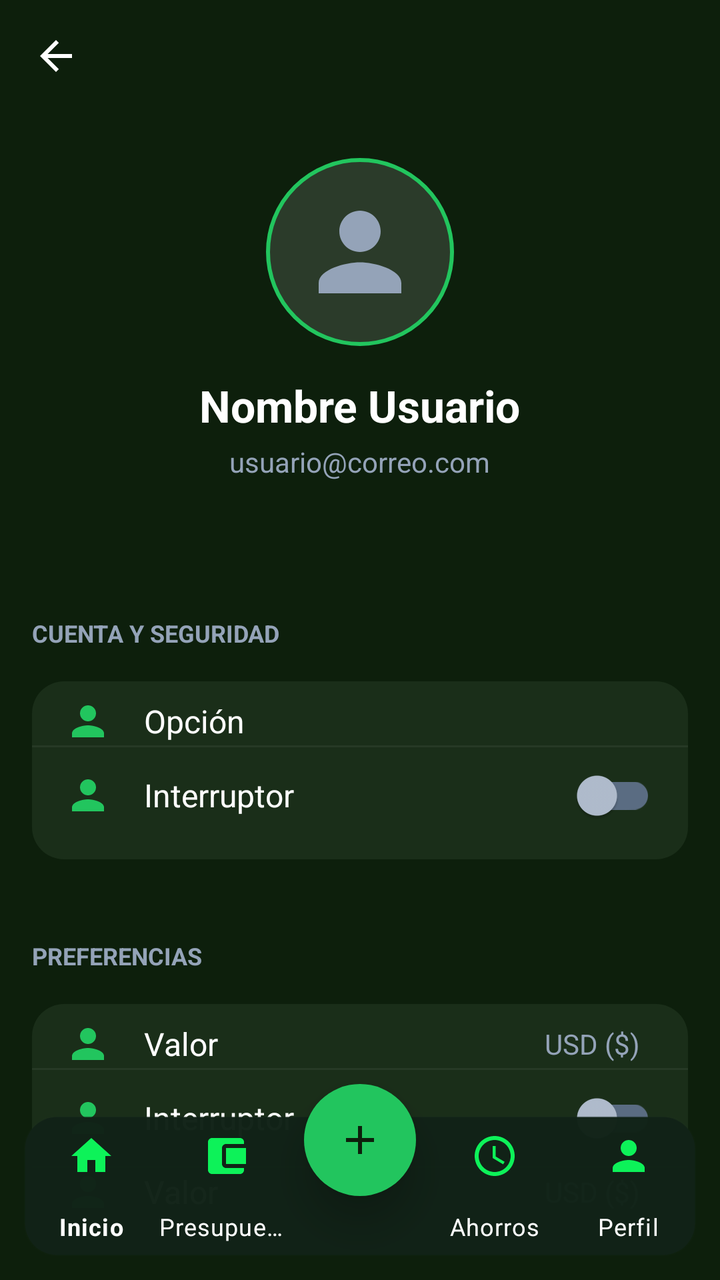
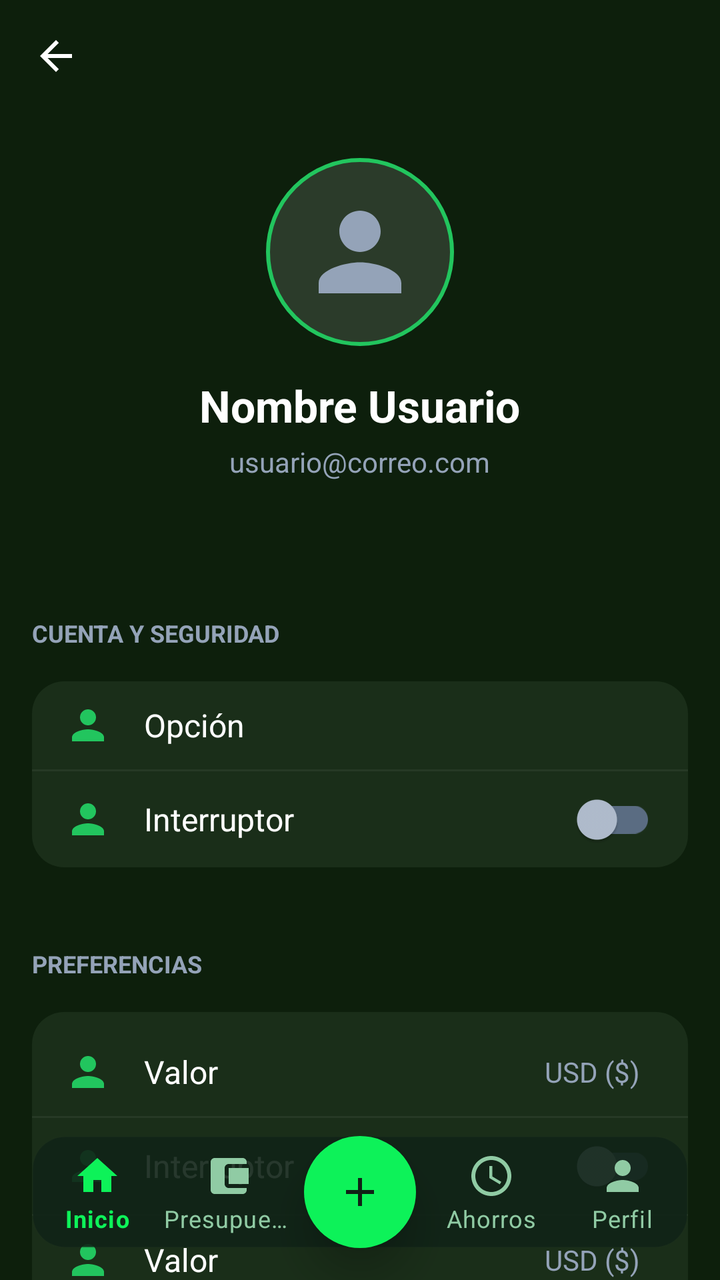

Two renders of the same Android screen: before a commit and after it. Below are the layout's source before the change and the commit's diff.
<!-- AndroidManifest.xml: activity theme Theme.MaterialComponents.DayNight.NoActionBar -->
<!-- res/layout/activity_perfil.xml -->
<?xml version="1.0" encoding="utf-8"?>
<androidx.coordinatorlayout.widget.CoordinatorLayout xmlns:android="http://schemas.android.com/apk/res/android"
    xmlns:app="http://schemas.android.com/apk/res-auto"
    xmlns:tools="http://schemas.android.com/tools"
    android:layout_width="match_parent"
    android:layout_height="match_parent"
    android:background="@color/bg_dark"
    tools:context=".PerfilActivity">

    <androidx.core.widget.NestedScrollView
        android:layout_width="match_parent"
        android:layout_height="match_parent"
        android:paddingBottom="100dp"
        android:clipToPadding="false">

        <LinearLayout
            android:layout_width="match_parent"
            android:layout_height="wrap_content"
            android:orientation="vertical">

            
            <RelativeLayout
                android:layout_width="match_parent"
                android:layout_height="?attr/actionBarSize"
                android:paddingHorizontal="16dp">

                <ImageView
                    android:id="@+id/btnBackPerfil"
                    android:layout_width="24dp"
                    android:layout_height="24dp"
                    android:layout_centerVertical="true"
                    android:src="@drawable/ic_arrow_back"
                    app:tint="@color/white" />
            </RelativeLayout>

            
            <LinearLayout
                android:layout_width="match_parent"
                android:layout_height="wrap_content"
                android:gravity="center_horizontal"
                android:orientation="vertical"
                android:padding="20dp">

                <FrameLayout
                    android:layout_width="wrap_content"
                    android:layout_height="wrap_content">

                    <com.google.android.material.imageview.ShapeableImageView
                        android:layout_width="100dp"
                        android:layout_height="100dp"
                        android:padding="4dp"
                        android:src="@drawable/ic_person"
                        app:contentPadding="15dp"
                        app:strokeColor="@color/green_accent"
                        app:strokeWidth="2dp"
                        app:shapeAppearanceOverlay="@style/CircleImage"
                        android:background="#20FFFFFF"
                        app:tint="@color/text_on_dark_muted" />
                </FrameLayout>

                <TextView
                    android:id="@+id/tvNombreUsuario"
                    android:layout_width="wrap_content"
                    android:layout_height="wrap_content"
                    android:layout_marginTop="12dp"
                    android:text="Nombre Usuario"
                    android:textColor="@color/white"
                    android:textSize="22sp"
                    android:textStyle="bold" />

                <TextView
                    android:id="@+id/tvEmailUsuario"
                    android:layout_width="wrap_content"
                    android:layout_height="wrap_content"
                    android:text="usuario@correo.com"
                    android:textColor="@color/text_on_dark_muted"
                    android:textSize="14sp"
                    android:layout_marginTop="4dp"
                    android:layout_marginBottom="16dp" />
            </LinearLayout>

            
            <LinearLayout
                android:layout_width="match_parent"
                android:layout_height="wrap_content"
                android:orientation="vertical"
                android:paddingHorizontal="16dp">

                
                <TextView
                    android:layout_width="match_parent"
                    android:layout_height="wrap_content"
                    android:layout_marginTop="32dp"
                    android:layout_marginBottom="16dp"
                    android:text="CUENTA Y SEGURIDAD"
                    android:textColor="@color/text_on_dark_muted"
                    android:textSize="12sp"
                    android:textStyle="bold" />

                <LinearLayout
                    android:layout_width="match_parent"
                    android:layout_height="wrap_content"
                    android:background="@drawable/bg_card_menu"
                    android:paddingVertical="8dp"
                    android:orientation="vertical">

                    <include 
                        layout="@layout/item_profile_option" 
                        android:id="@+id/rowChangePass"
                        android:layout_width="match_parent"
                        android:layout_height="wrap_content" />
                    <View android:layout_width="match_parent" android:layout_height="1dp" android:background="#0DFFFFFF" />
                    <include 
                        layout="@layout/item_profile_switch" 
                        android:id="@+id/rowFaceId"
                        android:layout_width="match_parent"
                        android:layout_height="wrap_content" />

                </LinearLayout>

                
                <TextView
                    android:layout_width="match_parent"
                    android:layout_height="wrap_content"
                    android:layout_marginTop="40dp"
                    android:layout_marginBottom="16dp"
                    android:text="PREFERENCIAS"
                    android:textColor="@color/text_on_dark_muted"
                    android:textSize="12sp"
                    android:textStyle="bold" />

                <LinearLayout
                    android:layout_width="match_parent"
                    android:layout_height="wrap_content"
                    android:background="@drawable/bg_card_menu"
                    android:paddingVertical="8dp"
                    android:orientation="vertical">

                    <include 
                        layout="@layout/item_profile_value" 
                        android:id="@+id/rowCurrency"
                        android:layout_width="match_parent"
                        android:layout_height="wrap_content" />
                    <View android:layout_width="match_parent" android:layout_height="1dp" android:background="#0DFFFFFF" />
                    <include 
                        layout="@layout/item_profile_switch" 
                        android:id="@+id/rowNotifications"
                        android:layout_width="match_parent"
                        android:layout_height="wrap_content" />
                    <View android:layout_width="match_parent" android:layout_height="1dp" android:background="#0DFFFFFF" />
                    <include 
                        layout="@layout/item_profile_value" 
                        android:id="@+id/rowLanguage"
                        android:layout_width="match_parent"
                        android:layout_height="wrap_content" />

                </LinearLayout>

                
                <TextView
                    android:layout_width="match_parent"
                    android:layout_height="wrap_content"
                    android:layout_marginTop="40dp"
                    android:layout_marginBottom="16dp"
                    android:text="AYUDA Y SOPORTE"
                    android:textColor="@color/text_on_dark_muted"
                    android:textSize="12sp"
                    android:textStyle="bold" />

                <LinearLayout
                    android:layout_width="match_parent"
                    android:layout_height="wrap_content"
                    android:background="@drawable/bg_card_menu"
                    android:paddingVertical="8dp"
                    android:orientation="vertical">

                    <include 
                        layout="@layout/item_profile_option" 
                        android:id="@+id/rowPrivacy"
                        android:layout_width="match_parent"
                        android:layout_height="wrap_content" />

                </LinearLayout>

                
                <com.google.android.material.button.MaterialButton
                    android:id="@+id/btnLogout"
                    android:layout_width="match_parent"
                    android:layout_height="64dp"
                    android:layout_marginTop="40dp"
                    android:layout_marginBottom="40dp"
                    android:backgroundTint="@color/bg_dark_card"
                    android:text="Cerrar Sesión"
                    android:textColor="@color/danger_red"
                    android:textStyle="bold"
                    app:cornerRadius="16dp"
                    app:icon="@android:drawable/ic_lock_power_off"
                    app:iconGravity="textStart"
                    app:iconTint="@color/danger_red"
                    app:strokeColor="#0DFFFFFF"
                    app:strokeWidth="1dp" />

                <TextView
                    android:layout_width="match_parent"
                    android:layout_height="wrap_content"
                    android:layout_marginTop="20dp"
                    android:gravity="center"
                    android:text="Versión 2.4.0 (Build 892)"
                    android:textColor="@color/text_on_dark_muted"
                    android:textSize="10sp" />

            </LinearLayout>
        </LinearLayout>
    </androidx.core.widget.NestedScrollView>

    
    <RelativeLayout
        android:layout_width="match_parent"
        android:layout_height="100dp"
        android:layout_gravity="bottom">

        <com.google.android.material.bottomnavigation.BottomNavigationView
            android:id="@+id/bottom_navigation_perfil"
            android:layout_width="match_parent"
            android:layout_height="70dp"
            android:layout_alignParentBottom="true"
            android:layout_margin="12dp"
            android:background="@drawable/bg_stitch_card"
            app:backgroundTint="#FA102216"
            app:itemIconTint="@color/stitch_primary"
            app:itemTextColor="@color/white"
            app:menu="@menu/bottom_nav_menu"
            app:labelVisibilityMode="labeled"
            app:elevation="8dp"/>

        <com.google.android.material.floatingactionbutton.FloatingActionButton
            android:id="@+id/fab_add_perfil"
            android:layout_width="wrap_content"
            android:layout_height="wrap_content"
            android:layout_centerHorizontal="true"
            android:layout_alignParentTop="true"
            android:layout_marginTop="2dp"
            android:src="@drawable/ic_add"
            app:backgroundTint="@color/green_accent"
            app:tint="@color/bg_dark"
            app:fabSize="normal"
            app:elevation="12dp"
            app:borderWidth="0dp"/>
    </RelativeLayout>

</androidx.coordinatorlayout.widget.CoordinatorLayout>
<!-- res/layout/item_profile_option.xml (included above) -->
<?xml version="1.0" encoding="utf-8"?>

<LinearLayout xmlns:android="http://schemas.android.com/apk/res/android"
    xmlns:app="http://schemas.android.com/apk/res-auto"
    android:layout_width="match_parent"
    android:layout_height="72dp"
    android:background="?attr/selectableItemBackground"
    android:clickable="true"
    android:focusable="true"
    android:gravity="center_vertical"
    android:orientation="horizontal"
    android:paddingHorizontal="16dp">

    <ImageView
        android:id="@+id/itemIcon"
        android:layout_width="24dp"
        android:layout_height="24dp"
        android:src="@drawable/ic_person"
        app:tint="@color/green_accent" />

    <TextView
        android:id="@+id/itemText"
        android:layout_width="0dp"
        android:layout_height="wrap_content"
        android:layout_marginStart="16dp"
        android:layout_weight="1"
        android:text="Opción"
        android:textColor="@color/white"
        android:textSize="16sp" />
</LinearLayout>
<!-- res/layout/item_profile_switch.xml (included above) -->
<?xml version="1.0" encoding="utf-8"?>

<LinearLayout xmlns:android="http://schemas.android.com/apk/res/android"
    xmlns:app="http://schemas.android.com/apk/res-auto"
    android:layout_width="match_parent"
    android:layout_height="72dp"
    android:gravity="center_vertical"
    android:orientation="horizontal"
    android:paddingHorizontal="16dp">

    <ImageView
        android:id="@+id/itemIcon"
        android:layout_width="24dp"
        android:layout_height="24dp"
        android:src="@drawable/ic_person"
        app:tint="@color/green_accent" />

    <TextView
        android:id="@+id/itemText"
        android:layout_width="0dp"
        android:layout_height="wrap_content"
        android:layout_marginStart="16dp"
        android:layout_weight="1"
        android:text="Interruptor"
        android:textColor="@color/white"
        android:textSize="16sp" />

    <com.google.android.material.switchmaterial.SwitchMaterial
        android:id="@+id/itemSwitch"
        android:layout_width="wrap_content"
        android:layout_height="wrap_content"
        app:thumbTint="@color/selector_switch_thumb"
        app:trackTint="@color/selector_switch_track" />
</LinearLayout>
<!-- res/layout/item_profile_value.xml (included above) -->
<?xml version="1.0" encoding="utf-8"?>

<LinearLayout xmlns:android="http://schemas.android.com/apk/res/android"
    xmlns:app="http://schemas.android.com/apk/res-auto"
    android:layout_width="match_parent"
    android:layout_height="72dp"
    android:background="?attr/selectableItemBackground"
    android:clickable="true"
    android:focusable="true"
    android:gravity="center_vertical"
    android:orientation="horizontal"
    android:paddingHorizontal="16dp">

    <ImageView
        android:id="@+id/itemIcon"
        android:layout_width="24dp"
        android:layout_height="24dp"
        android:src="@drawable/ic_person"
        app:tint="@color/green_accent" />

    <TextView
        android:id="@+id/itemText"
        android:layout_width="0dp"
        android:layout_height="wrap_content"
        android:layout_marginStart="16dp"
        android:layout_weight="1"
        android:text="Valor"
        android:textColor="@color/white"
        android:textSize="16sp" />

    <TextView
        android:id="@+id/itemValue"
        android:layout_width="wrap_content"
        android:layout_height="wrap_content"
        android:layout_marginEnd="8dp"
        android:text="USD ($)"
        android:textColor="@color/text_on_dark_muted"
        android:textSize="14sp" />
</LinearLayout>
<!-- resources referenced by this layout -->
<resources>
  <color name="bg_dark">#0D1F0C</color>
  <color name="bg_dark_card">#1A2E19</color>
  <color name="danger_red">#EF4444</color>
  <color name="green_accent">#22C55E</color>
  <color name="stitch_primary">#0df259</color>
  <color name="text_on_dark_muted">#94A3B8</color>
  <color name="white">#FFFFFFFF</color>
  <!-- drawable bg_card_menu (drawable) -->
  <?xml version="1.0" encoding="utf-8"?>
  <shape xmlns:android="http://schemas.android.com/apk/res/android">
      <solid android:color="@color/bg_dark_card" />
      <corners android:radius="16dp" />
  </shape>
  <!-- drawable bg_stitch_card (drawable) -->
  <?xml version="1.0" encoding="utf-8"?>
  <shape xmlns:android="http://schemas.android.com/apk/res/android">
      <solid android:color="#1A3A24" />
      <corners android:radius="16dp" />
      <stroke android:width="1dp" android:color="#1AFFFFFF" />
  </shape>
  <!-- drawable ic_add (drawable) -->
  <vector xmlns:android="http://schemas.android.com/apk/res/android" android:height="24dp" android:tint="#000000" android:viewportHeight="24" android:viewportWidth="24" android:width="24dp">
        
      <path android:fillColor="@android:color/white" android:pathData="M19,13h-6v6h-2v-6H5v-2h6V5h2v6h6v2z"/>
      
  </vector>
  <!-- drawable ic_arrow_back (drawable) -->
  <?xml version="1.0" encoding="utf-8"?>
  <vector xmlns:android="http://schemas.android.com/apk/res/android"
      android:width="24dp"
      android:height="24dp"
      android:viewportWidth="24"
      android:viewportHeight="24">
      <path
          android:fillColor="#FFFFFF"
          android:pathData="M20,11H7.83l5.59-5.59L12,4l-8,8 8,8 1.41-1.41L7.83,13H20v-2z"/>
  </vector>
  <!-- drawable ic_person (drawable) -->
  <?xml version="1.0" encoding="utf-8"?>
  <vector xmlns:android="http://schemas.android.com/apk/res/android"
      android:width="24dp"
      android:height="24dp"
      android:viewportWidth="24"
      android:viewportHeight="24">
      <path
          android:fillColor="@color/white"
          android:pathData="M12,12c2.21,0 4,-1.79 4,-4s-1.79,-4 -4,-4 -4,1.79 -4,4 1.79,4 4,4zM12,14c-2.67,0 -8,1.34 -8,4v2h16v-2c0,-2.66 -5.33,-4 -8,-4z"/>
  </vector>
  <style name="CircleImage">
          <item name="cornerSize">50%</item>
      </style>
</resources>

<!-- the commit's change to res/layout/activity_perfil.xml (unified diff, before → after) -->
@@ -101,20 +101,25 @@
                     android:layout_width="match_parent"
                     android:layout_height="wrap_content"
                     android:background="@drawable/bg_card_menu"
-                    android:paddingVertical="8dp"
                     android:orientation="vertical">
 
                     <include 
                         layout="@layout/item_profile_option" 
                         android:id="@+id/rowChangePass"
                         android:layout_width="match_parent"
-                        android:layout_height="wrap_content" />
-                    <View android:layout_width="match_parent" android:layout_height="1dp" android:background="#0DFFFFFF" />
+                        android:layout_height="wrap_content"
+                        android:layout_marginTop="10dp"
+                        android:layout_marginBottom="10dp"/>
+
+                    <View android:layout_width="match_parent"
+                          android:layout_height="1dp"
+                          android:background="#0DFFFFFF" />
+
                     <include 
                         layout="@layout/item_profile_switch" 
                         android:id="@+id/rowFaceId"
                         android:layout_width="match_parent"
-                        android:layout_height="wrap_content" />
+                        android:layout_height="wrap_content"/>
 
                 </LinearLayout>
 
@@ -140,19 +145,27 @@
                         layout="@layout/item_profile_value" 
                         android:id="@+id/rowCurrency"
                         android:layout_width="match_parent"
-                        android:layout_height="wrap_content" />
+                        android:layout_height="wrap_content"
+                        android:layout_marginTop="10dp"
+                        android:layout_marginBottom="10dp"/>
+
                     <View android:layout_width="match_parent" android:layout_height="1dp" android:background="#0DFFFFFF" />
-                    <include 
+
+                    <include
                         layout="@layout/item_profile_switch" 
                         android:id="@+id/rowNotifications"
                         android:layout_width="match_parent"
-                        android:layout_height="wrap_content" />
+                        android:layout_height="wrap_content"
+                        />
+
                     <View android:layout_width="match_parent" android:layout_height="1dp" android:background="#0DFFFFFF" />
                     <include 
                         layout="@layout/item_profile_value" 
                         android:id="@+id/rowLanguage"
                         android:layout_width="match_parent"
-                        android:layout_height="wrap_content" />
+                        android:layout_height="wrap_content"
+                        android:layout_marginTop="10dp"
+                        android:layout_marginBottom="10dp"/>
 
                 </LinearLayout>
 
@@ -178,7 +191,9 @@
                         layout="@layout/item_profile_option" 
                         android:id="@+id/rowPrivacy"
                         android:layout_width="match_parent"
-                        android:layout_height="wrap_content" />
+                        android:layout_height="wrap_content"
+                        android:layout_marginTop="6dp"
+                        android:layout_marginBottom="6dp"/>
 
                 </LinearLayout>
 
@@ -214,39 +229,7 @@
     </androidx.core.widget.NestedScrollView>
 
     
-    <RelativeLayout
-        android:layout_width="match_parent"
-        android:layout_height="100dp"
-        android:layout_gravity="bottom">
-
-        <com.google.android.material.bottomnavigation.BottomNavigationView
-            android:id="@+id/bottom_navigation_perfil"
-            android:layout_width="match_parent"
-            android:layout_height="70dp"
-            android:layout_alignParentBottom="true"
-            android:layout_margin="12dp"
-            android:background="@drawable/bg_stitch_card"
-            app:backgroundTint="#FA102216"
-            app:itemIconTint="@color/stitch_primary"
-            app:itemTextColor="@color/white"
-            app:menu="@menu/bottom_nav_menu"
-            app:labelVisibilityMode="labeled"
-            app:elevation="8dp"/>
-
-        <com.google.android.material.floatingactionbutton.FloatingActionButton
-            android:id="@+id/fab_add_perfil"
-            android:layout_width="wrap_content"
-            android:layout_height="wrap_content"
-            android:layout_centerHorizontal="true"
-            android:layout_alignParentTop="true"
-            android:layout_marginTop="2dp"
-            android:src="@drawable/ic_add"
-            app:backgroundTint="@color/green_accent"
-            app:tint="@color/bg_dark"
-            app:fabSize="normal"
-            app:elevation="12dp"
-            app:borderWidth="0dp"/>
-    </RelativeLayout>
+    <include layout="@layout/layout_bottom_navigation" />
 
 </androidx.coordinatorlayout.widget.CoordinatorLayout>
 <!-- res/layout/item_profile_option.xml (included above) -->
@@ -355,3 +338,40 @@
         android:textColor="@color/text_on_dark_muted"
         android:textSize="14sp" />
 </LinearLayout>
+<!-- res/layout/layout_bottom_navigation.xml (included above) -->
+<?xml version="1.0" encoding="utf-8"?>
+<FrameLayout xmlns:android="http://schemas.android.com/apk/res/android"
+    xmlns:app="http://schemas.android.com/apk/res-auto"
+    android:id="@+id/bottom_nav_container"
+    android:layout_width="match_parent"
+    android:layout_height="wrap_content"
+    android:layout_gravity="bottom">
+
+    <com.google.android.material.bottomnavigation.BottomNavigationView
+        android:id="@+id/bottom_navigation"
+        android:layout_width="match_parent"
+        android:layout_height="wrap_content"
+        android:layout_marginBottom="16dp"
+        android:layout_marginEnd="16dp"
+        android:layout_marginStart="16dp"
+        android:background="@drawable/bg_stitch_card"
+        app:backgroundTint="#E6102216"
+        app:elevation="8dp"
+        app:itemIconTint="@color/nav_item_selector"
+        app:itemTextColor="@color/nav_item_selector"
+        app:labelVisibilityMode="labeled"
+        app:menu="@menu/bottom_nav_menu" />
+
+    <com.google.android.material.floatingactionbutton.FloatingActionButton
+        android:id="@+id/fab_add"
+        android:layout_width="wrap_content"
+        android:layout_height="wrap_content"
+        android:layout_gravity="center_horizontal"
+        android:src="@drawable/ic_add"
+        app:backgroundTint="@color/stitch_primary"
+        app:borderWidth="0dp"
+        app:elevation="12dp"
+        app:fabSize="normal"
+        app:tint="@color/stitch_background" />
+
+</FrameLayout>
<!-- resource entries referenced after the edit -->
@@ -4,6 +4,7 @@
   <color name="bg_dark_card">#1A2E19</color>
   <color name="danger_red">#EF4444</color>
   <color name="green_accent">#22C55E</color>
+  <color name="stitch_background">#102216</color>
   <color name="stitch_primary">#0df259</color>
   <color name="text_on_dark_muted">#94A3B8</color>
   <color name="white">#FFFFFFFF</color>
